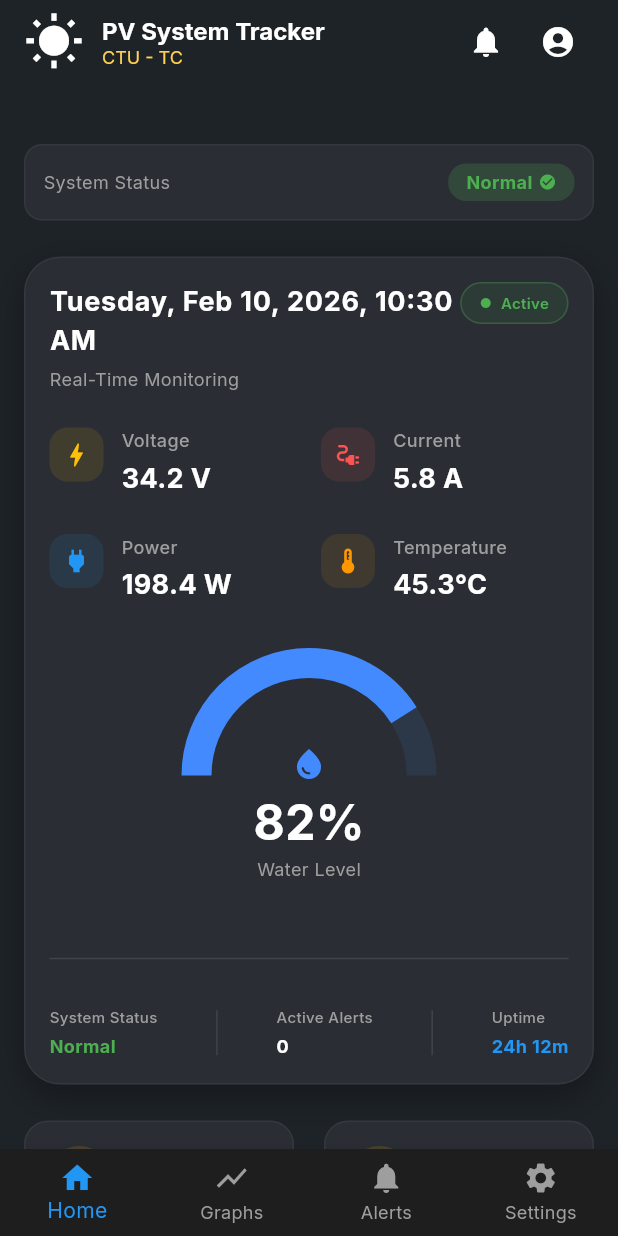
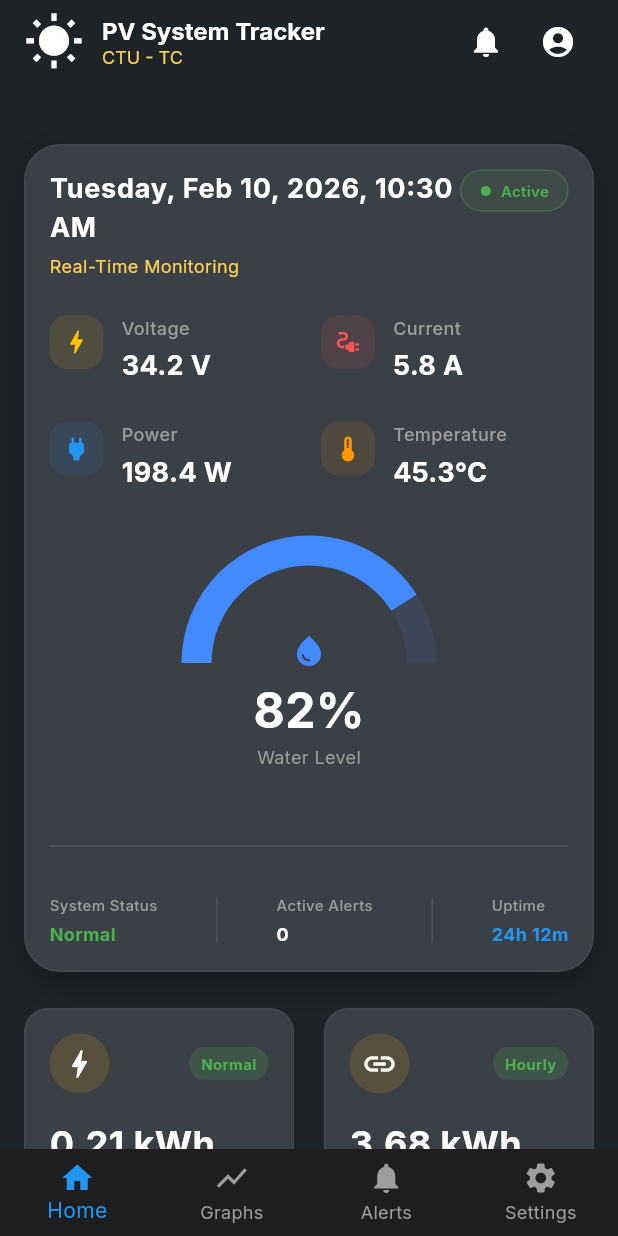
Before and after one commit to Jayabed45/AEAPAMSCTUTC, a Flutter app: the screen it shows after launch, on a phone screen of 412 x 824 dp. Run offline on Flutter 3.47's test engine with Material 3 defaults, Android fonts, the phone set to English and light mode, and no system bars; drawn by our look-alikes of fl_chart; our stand-ins replace google_fonts.

Commit message:
color theme ok

```diff
--- a/lib/screens/home_screen.dart
+++ b/lib/screens/home_screen.dart
@@ -84,58 +84,6 @@ class _HomeScreenState extends State<HomeScreen> {
           child: Column(
             crossAxisAlignment: CrossAxisAlignment.start,
             children: [
-              // Status Bar - Only System Status now
-              LayoutBuilder(
-                builder: (context, constraints) {
-                  return Container(
-                    padding: const EdgeInsets.all(12),
-                    decoration: BoxDecoration(
-                      color: AppColors.surface,
-                      borderRadius: BorderRadius.circular(12),
-                      border: Border.all(color: Colors.white.withOpacity(0.05)),
-                    ),
-                    child: Row(
-                      mainAxisAlignment: MainAxisAlignment.spaceBetween,
-                      children: [
-                        const Text(
-                          'System Status',
-                          style: TextStyle(color: Colors.grey, fontSize: 12),
-                        ),
-                        Container(
-                          padding: const EdgeInsets.symmetric(
-                            horizontal: 12,
-                            vertical: 4,
-                          ),
-                          decoration: BoxDecoration(
-                            color: Colors.green.withOpacity(0.2),
-                            borderRadius: BorderRadius.circular(12),
-                          ),
-                          child: const Row(
-                            children: [
-                              Text(
-                                'Normal',
-                                style: TextStyle(
-                                  color: Colors.green,
-                                  fontSize: 12,
-                                  fontWeight: FontWeight.bold,
-                                ),
-                              ),
-                              SizedBox(width: 4),
-                              Icon(
-                                Icons.check_circle,
-                                color: Colors.green,
-                                size: 12,
-                              ),
-                            ],
-                          ),
-                        ),
-                      ],
-                    ),
-                  );
-                },
-              ),
-              const SizedBox(height: 24),
-
               // Main Combo Card with Time
               CombinedDashboardCard(
                 title: _formattedDate,
--- a/lib/screens/settings_screen.dart
+++ b/lib/screens/settings_screen.dart
@@ -21,7 +21,11 @@ class _SettingsScreenState extends State<SettingsScreen> {
         backgroundColor: AppColors.background,
         elevation: 0,
         leading: IconButton(
-          icon: const Icon(Icons.arrow_back_ios_new, color: Colors.white, size: 20),
+          icon: const Icon(
+            Icons.arrow_back_ios_new,
+            color: Colors.white,
+            size: 20,
+          ),
           onPressed: () {
             Navigator.of(context).pop();
           },
@@ -49,8 +53,9 @@ class _SettingsScreenState extends State<SettingsScreen> {
             const SizedBox(height: 8),
             Container(
               decoration: BoxDecoration(
-                color: AppColors.surface,
+                color: AppColors.card,
                 borderRadius: BorderRadius.circular(24),
+                border: Border.all(color: Colors.white.withOpacity(0.05)),
               ),
               child: Column(
                 children: [
@@ -58,7 +63,8 @@ class _SettingsScreenState extends State<SettingsScreen> {
                     icon: Icons.notifications_outlined,
                     title: 'Pause notifications',
                     value: _pauseNotifications,
-                    onChanged: (value) => setState(() => _pauseNotifications = value),
+                    onChanged:
+                        (value) => setState(() => _pauseNotifications = value),
                   ),
                   _buildDivider(),
                   _buildListTile(
@@ -75,8 +81,9 @@ class _SettingsScreenState extends State<SettingsScreen> {
             const SizedBox(height: 8),
             Container(
               decoration: BoxDecoration(
-                color: AppColors.surface,
+                color: AppColors.card,
                 borderRadius: BorderRadius.circular(24),
+                border: Border.all(color: Colors.white.withOpacity(0.05)),
               ),
               child: Column(
                 children: [
@@ -102,8 +109,9 @@ class _SettingsScreenState extends State<SettingsScreen> {
             const SizedBox(height: 8),
             Container(
               decoration: BoxDecoration(
-                color: AppColors.surface,
+                color: AppColors.card,
                 borderRadius: BorderRadius.circular(24),
+                border: Border.all(color: Colors.white.withOpacity(0.05)),
               ),
               child: Column(
                 children: [
@@ -125,7 +133,7 @@ class _SettingsScreenState extends State<SettingsScreen> {
                     onTap: () {},
                   ),
                   _buildDivider(),
-                   _buildListTile(
+                  _buildListTile(
                     icon: Icons.people_outline,
                     title: 'My Contact',
                     onTap: () {},
@@ -189,7 +197,7 @@ class _SettingsScreenState extends State<SettingsScreen> {
     return Container(
       padding: const EdgeInsets.all(20),
       decoration: BoxDecoration(
-        color: AppColors.surface,
+        color: AppColors.card,
         borderRadius: BorderRadius.circular(24),
         border: Border.all(color: Colors.white.withOpacity(0.05)),
       ),
@@ -236,7 +244,11 @@ class _SettingsScreenState extends State<SettingsScreen> {
               color: Colors.white.withOpacity(0.05),
               borderRadius: BorderRadius.circular(12),
             ),
-            child: const Icon(Icons.edit_outlined, color: Colors.white, size: 20),
+            child: const Icon(
+              Icons.edit_outlined,
+              color: Colors.white,
+              size: 20,
+            ),
           ),
         ],
       ),
@@ -302,10 +314,7 @@ class _SettingsScreenState extends State<SettingsScreen> {
               padding: const EdgeInsets.only(right: 8.0),
               child: Text(
                 trailingText,
-                style: GoogleFonts.poppins(
-                  color: Colors.grey,
-                  fontSize: 13,
-                ),
+                style: GoogleFonts.poppins(color: Colors.grey, fontSize: 13),
               ),
             ),
           const Icon(Icons.chevron_right, color: Colors.grey, size: 20),
--- a/lib/widgets/combined_dashboard_card.dart
+++ b/lib/widgets/combined_dashboard_card.dart
@@ -31,7 +31,7 @@ class CombinedDashboardCard extends StatelessWidget {
         return Container(
           padding: EdgeInsets.all(isMobile ? 16 : 24),
           decoration: BoxDecoration(
-            color: AppColors.surface,
+            color: AppColors.card,
             borderRadius: BorderRadius.circular(24),
             border: Border.all(color: Colors.white.withOpacity(0.05)),
             boxShadow: [
@@ -66,7 +66,10 @@ class CombinedDashboardCard extends StatelessWidget {
                         const SizedBox(height: 4),
                         const Text(
                           'Real-Time Monitoring',
-                          style: TextStyle(color: Colors.grey, fontSize: 12),
+                          style: TextStyle(
+                            color: AppColors.secondary,
+                            fontSize: 12,
+                          ),
                         ),
                       ],
                     ),
--- a/lib/widgets/dashboard_card.dart
+++ b/lib/widgets/dashboard_card.dart
@@ -34,7 +34,7 @@ class DashboardCard extends StatelessWidget {
         return Container(
           padding: EdgeInsets.all(padding),
           decoration: BoxDecoration(
-            color: AppColors.surface,
+            color: AppColors.card,
             borderRadius: BorderRadius.circular(16),
             border: Border.all(color: Colors.white.withOpacity(0.05)),
           ),
```
